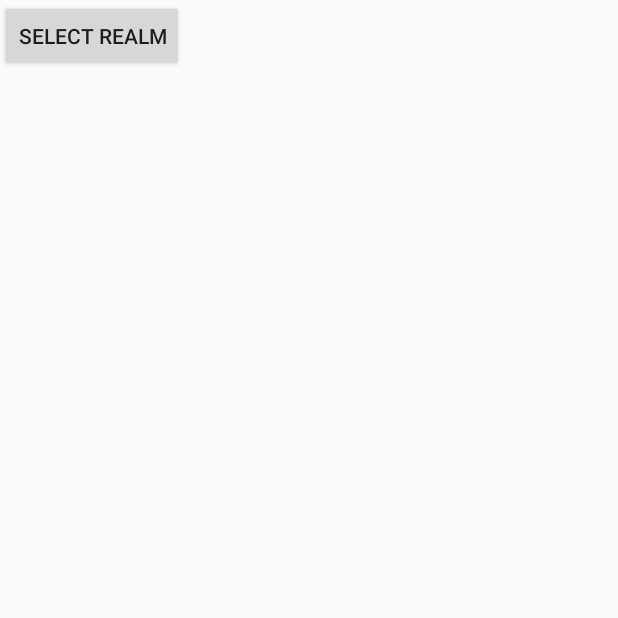
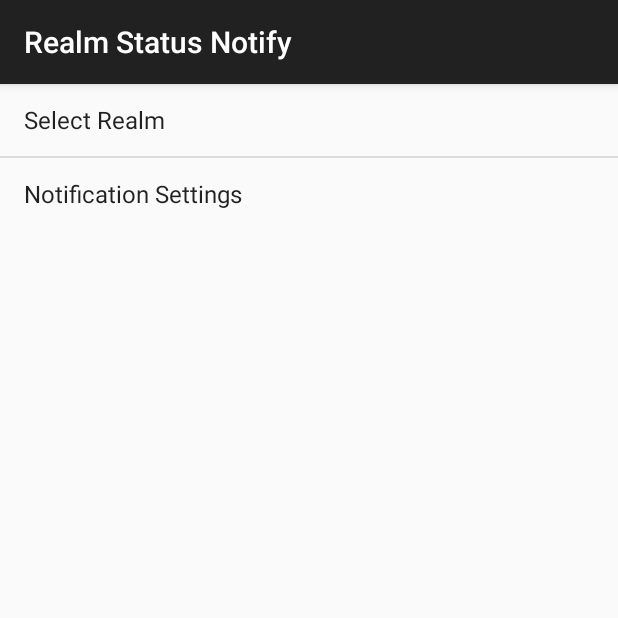
Before and after one commit to gannavarapu/RealmStatusNotify, an Android app: the screen it shows after launch (MainActivity), on a phone screen of 412 x 824 dp, the top half of it. Run offline under Robolectric (Android 15) with nearby library versions, the phone set to English and light mode, and no system bars.

Commit message:
Made list view menu
Removed button and made list view

```diff
--- a/app/src/main/java/com/delacourt/pheight/realmstatusnotify/MainActivity.java
+++ b/app/src/main/java/com/delacourt/pheight/realmstatusnotify/MainActivity.java
@@ -1,5 +1,6 @@
 package com.delacourt.pheight.realmstatusnotify;
 
+import android.app.Activity;
 import android.app.ActivityManager;
 import android.app.ListActivity;
 import android.app.ProgressDialog;
@@ -35,17 +36,62 @@ import java.util.ArrayList;
 import java.util.HashMap;
 
 
-public class MainActivity extends ListActivity {
+public class MainActivity extends ActionBarActivity {
 
     public final static String EXTRA_MESSAGE = "com.delacourt.pheight.realmstatusnotify.";
 
+    ListView listView;
 
     @Override
     public void onCreate(Bundle savedInstanceState) {
         super.onCreate(savedInstanceState);
         setContentView(R.layout.activity_main);
 
+        // Get ListView object from xml
+        listView = (ListView) findViewById(R.id.myList1);
 
+        // Defined Array values to show in ListView
+        String[] values = new String[] { "Select Realm", "Notification Settings"
+        };
+
+        // Define a new Adapter
+        // First parameter - Context
+        // Second parameter - Layout for the row
+        // Third parameter - ID of the TextView to which the data is written
+        // Forth - the Array of data
+
+        ArrayAdapter<String> adapter = new ArrayAdapter<String>(this,
+                android.R.layout.simple_list_item_1, android.R.id.text1, values);
+
+
+        // Assign adapter to ListView
+        listView.setAdapter(adapter);
+
+        // ListView Item Click Listener
+        listView.setOnItemClickListener(new AdapterView.OnItemClickListener() {
+
+            @Override
+            public void onItemClick(AdapterView<?> parent, View view,
+                                    int position, long id) {
+
+                if (position == 0 ) {
+                    sendMessage(view);
+                }
+
+                // ListView Clicked item index
+                int itemPosition     = position;
+
+                // ListView Clicked item value
+                String  itemValue    = (String) listView.getItemAtPosition(position);
+
+                // Show Alert
+                Toast.makeText(getApplicationContext(),
+                        "Position :"+itemPosition+"  ListItem : " +itemValue , Toast.LENGTH_LONG)
+                        .show();
+
+            }
+
+    });
     }
 
     /** Called when the user clicks the Send button */
--- a/app/src/main/res/layout/activity_main.xml
+++ b/app/src/main/res/layout/activity_main.xml
@@ -7,16 +7,11 @@ android:orientation="vertical">
      Always give id value as list(@android:id/list)
 -->
     <!-- Editext for Search -->
-    <Button
+
+    <ListView xmlns:android="http://schemas.android.com/apk/res/android"
+        android:id="@+id/myList1"
         android:layout_width="wrap_content"
-        android:layout_height="wrap_content"
-        android:text="@string/button_send"
-        android:onClick="sendMessage" />
-
-    <ListView
-    android:id="@android:id/list"
-    android:layout_width="fill_parent"
-    android:layout_height="wrap_content"/>
+        android:layout_height="wrap_content" />
 
 
 </LinearLayout>
```
